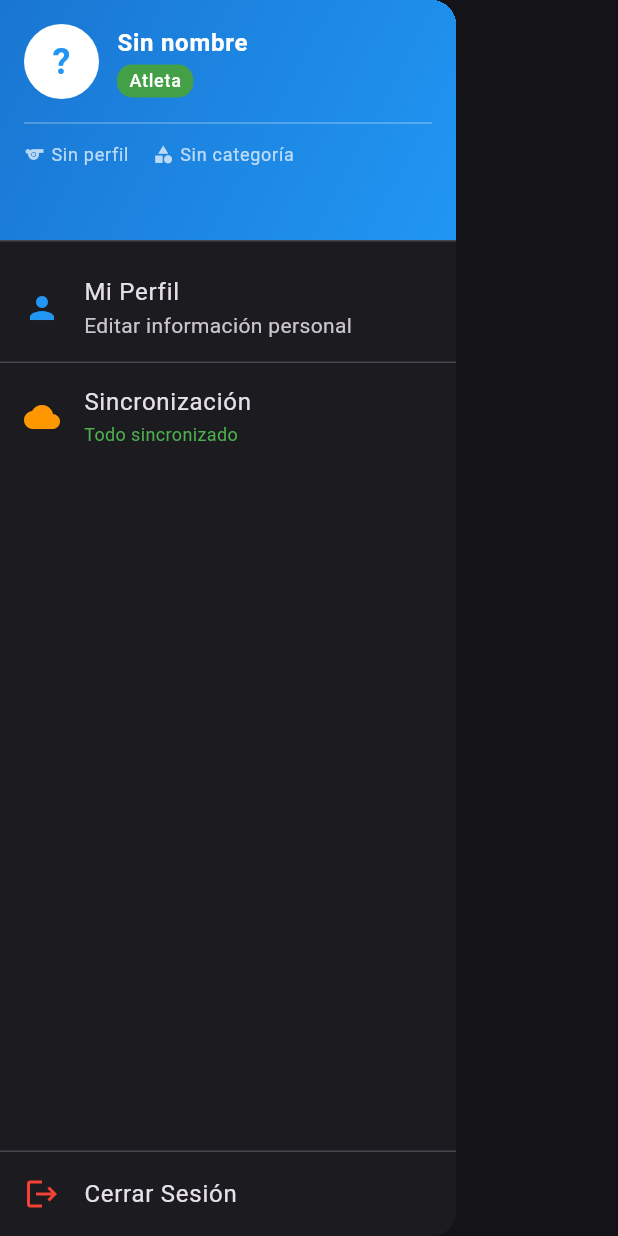
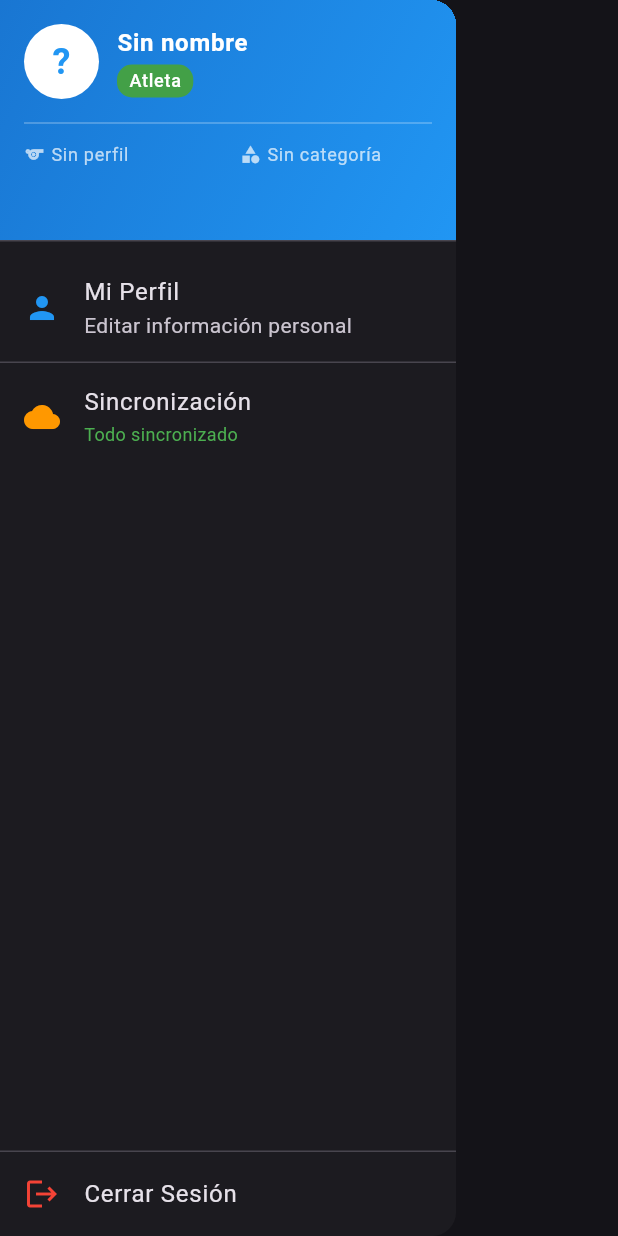
Before and after one commit to FireSant/MyoAxon, a Flutter app: the AthleteDrawer widget shown alone on an empty page, opened directly, on a phone screen of 412 x 824 dp. Run offline on Flutter 3.47's test engine with Material 3 defaults, Android fonts, the phone set to English and light mode, and no system bars; our stand-ins replace cloud_firestore, firebase_auth, firebase_core, fl_chart, flutter_riverpod, hive and 1 more; accounts and stored records are empty; generated files the repository leaves out were written again.

Commit message:
hotfix 0.0.9 fix al drawer. Ya no crashea.

```diff
--- a/lib/ui/widgets/athlete_drawer.dart
+++ b/lib/ui/widgets/athlete_drawer.dart
@@ -193,16 +193,20 @@ class AthleteDrawer extends ConsumerWidget {
               Row(
                 mainAxisSize: MainAxisSize.min,
                 children: [
-                  _buildInfoChip(
+                  Flexible(
+                    child: _buildInfoChip(
                       Icons.sports,
                       profile.perfilDeportivo.isNotEmpty
                           ? profile.perfilDeportivo
                           : 'Sin perfil',
                     ),
+                  ),
                   const SizedBox(width: 16),
-                  _buildInfoChip(
+                  Flexible(
+                    child: _buildInfoChip(
                       Icons.category,
                       profile.categoria.isNotEmpty ? profile.categoria : 'Sin categoría',
+                    ),
                   ),
                 ],
               ),
```
Lines whose indentation alone changed are shown as unchanged.
